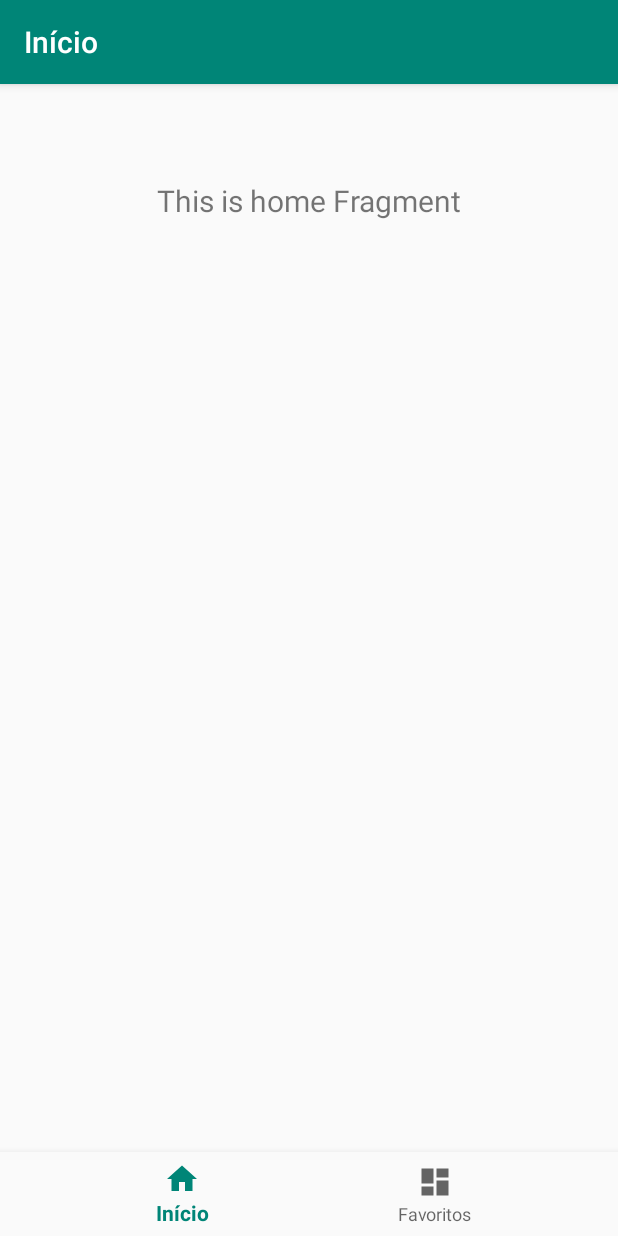
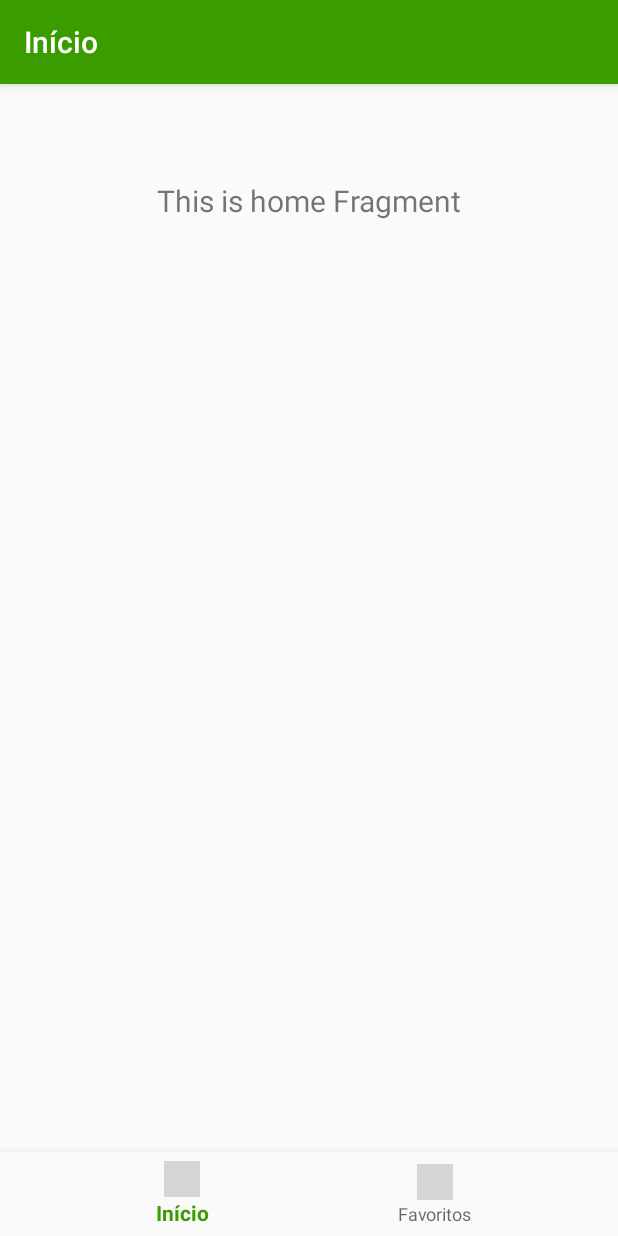
Before and after one commit to JullyLoureiro/AppGloboEsporte, an Android app: the screen it shows after launch (MainActivity), on a phone screen of 412 x 824 dp. Run offline under Robolectric (Android 15) with nearby library versions, the phone set to English and light mode, and no system bars; our stand-ins replace navigation-ui; grey boxes are pictures that could not be loaded.

```diff
--- a/app/build.gradle
+++ b/app/build.gradle
@@ -25,7 +25,7 @@ android {
 
 dependencies {
     implementation fileTree(dir: 'libs', include: ['*.jar'])
-    implementation"org.jetbrains.kotlin:kotlin-stdlib-jdk7:$kotlin_version"
+    implementation "org.jetbrains.kotlin:kotlin-stdlib-jdk7:$kotlin_version"
     implementation 'androidx.appcompat:appcompat:1.0.2'
     implementation 'androidx.core:core-ktx:1.0.2'
     implementation 'com.google.android.material:material:1.0.0'
--- /dev/null
+++ b/app/src/main/java/com/example/desafioglobo/view/splash/SplashActivity.kt
@@ -0,0 +1,29 @@
+package com.example.desafioglobo.view.splash
+
+import android.content.Intent
+import androidx.appcompat.app.AppCompatActivity
+import android.os.Bundle
+import android.os.Handler
+import android.view.animation.AnimationUtils
+import com.example.desafioglobo.MainActivity
+import com.example.desafioglobo.R
+import kotlinx.android.synthetic.main.activity_splash.*
+
+class SplashActivity : AppCompatActivity() {
+
+    override fun onCreate(savedInstanceState: Bundle?) {
+        super.onCreate(savedInstanceState)
+        setContentView(R.layout.activity_splash)
+
+        val SPLASH_TIME_OUT = 2500
+        val homeIntent = Intent(this@SplashActivity, MainActivity::class.java)
+
+        val animation = AnimationUtils.loadAnimation(this, R.anim.slide_up)
+        splash.startAnimation(animation)
+
+        Handler().postDelayed({
+            startActivity(homeIntent)
+            finish()
+        }, SPLASH_TIME_OUT.toLong())
+    }
+}
--- /dev/null
+++ b/app/src/main/res/anim/slide_up.xml
@@ -0,0 +1,7 @@
+<?xml version="1.0" encoding="utf-8"?>
+<set xmlns:android="http://schemas.android.com/apk/res/android">
+    <translate
+        android:duration="2500"
+        android:fromYDelta="0"
+        android:toYDelta="-100%" />
+</set>
--- a/app/src/main/res/drawable/ic_dashboard_black_24dp.xml
+++ /dev/null
@@ -1,9 +0,0 @@
-<vector xmlns:android="http://schemas.android.com/apk/res/android"
-    android:width="24dp"
-    android:height="24dp"
-    android:viewportWidth="24.0"
-    android:viewportHeight="24.0">
-    <path
-        android:fillColor="#FF000000"
-        android:pathData="M3,13h8L11,3L3,3v10zM3,21h8v-6L3,15v6zM13,21h8L21,11h-8v10zM13,3v6h8L21,3h-8z" />
-</vector>
--- a/app/src/main/res/drawable/ic_home_black_24dp.xml
+++ /dev/null
@@ -1,9 +0,0 @@
-<vector xmlns:android="http://schemas.android.com/apk/res/android"
-    android:width="24dp"
-    android:height="24dp"
-    android:viewportWidth="24.0"
-    android:viewportHeight="24.0">
-    <path
-        android:fillColor="#FF000000"
-        android:pathData="M10,20v-6h4v6h5v-8h3L12,3 2,12h3v8z" />
-</vector>
--- a/app/src/main/res/menu/bottom_nav_menu.xml
+++ b/app/src/main/res/menu/bottom_nav_menu.xml
@@ -3,12 +3,12 @@
 
     <item
         android:id="@+id/navigation_home"
-        android:icon="@drawable/ic_home_black_24dp"
+        android:icon="@drawable/home_selected"
         android:title="@string/title_home" />
 
     <item
         android:id="@+id/navigation_favorites"
-        android:icon="@drawable/ic_dashboard_black_24dp"
+        android:icon="@drawable/favorite_selected"
         android:title="@string/title_favorite" />
 
 </menu>
--- a/app/src/main/res/values/colors.xml
+++ b/app/src/main/res/values/colors.xml
@@ -1,6 +1,6 @@
 <?xml version="1.0" encoding="utf-8"?>
 <resources>
-    <color name="colorPrimary">#008577</color>
-    <color name="colorPrimaryDark">#00574B</color>
-    <color name="colorAccent">#D81B60</color>
+    <color name="colorPrimary">#3b9c00</color>
+    <color name="colorPrimaryDark">#286109</color>
+    <color name="colorAccent">#DA252424</color>
 </resources>
--- a/app/src/main/res/values/styles.xml
+++ b/app/src/main/res/values/styles.xml
@@ -8,4 +8,12 @@
         <item name="colorAccent">@color/colorAccent</item>
     </style>
 
+    <style name="Theme.Transparent" parent="Theme.AppCompat.Light.NoActionBar">
+        <item name="android:windowNoTitle">true</item>
+        <item name="android:windowActionBar">false</item>
+        <item name="android:windowFullscreen">true</item>
+        <item name="android:windowContentOverlay">@null</item>
+        <item name="android:windowBackground">@android:color/white</item>
+    </style>
+
 </resources>
```
Also changed, not shown: app/src/main/AndroidManifest.xml (+6 -2 lines), app/src/main/res/layout/activity_splash.xml (added, +22 -0 lines).
